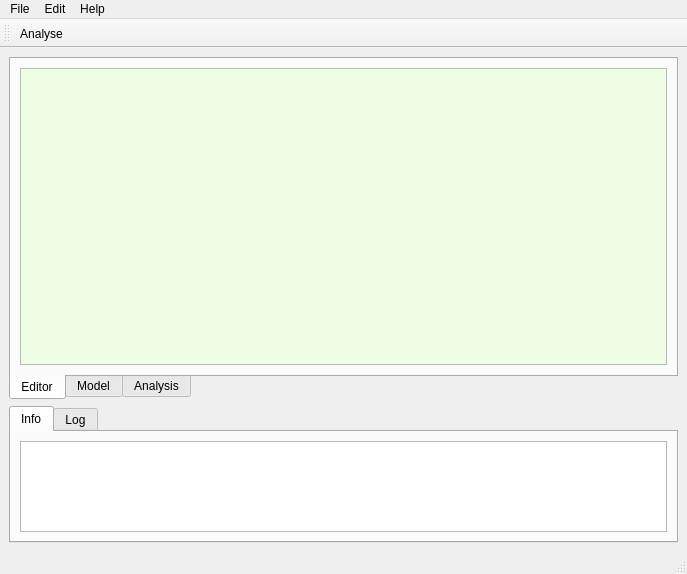
Above: adcswindow.ui from rrader/ADCS before the change. Below: the same form after it.
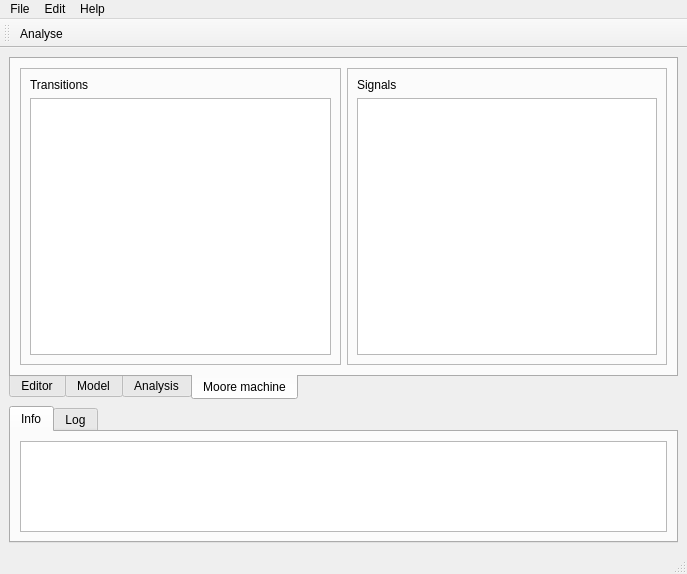
That is the form after the change. The open tabs and pages were chosen to show the change.

Commit message: generate machine and assign numbers

What changed in the file:
```diff
--- a/adcswindow.ui
+++ b/adcswindow.ui
@@ -224,6 +224,69 @@
        </layout>
       </widget>
 
+
+
+      <widget class="QWidget" name="machineTab">
+       <property name="enabled">
+        <bool>true</bool>
+       </property>
+       <attribute name="title">
+        <string>Moore machine</string>
+       </attribute>
+       <layout class="QVBoxLayout" name="tab_2_layout">
+        <item>
+         <layout class="QHBoxLayout" name="machineLayout" stretch="1,1">
+          <item>
+           <widget class="QFrame" name="frame">
+            <property name="frameShape">
+             <enum>QFrame::StyledPanel</enum>
+            </property>
+            <property name="frameShadow">
+             <enum>QFrame::Raised</enum>
+            </property>
+            <layout class="QVBoxLayout" name="verticalLayout_3">
+             <item>
+              <widget class="QLabel" name="label">
+               <property name="text">
+                <string>Transitions</string>
+               </property>
+              </widget>
+             </item>
+             <item>
+              <widget class="QListWidget" name="listTransitions"/>
+             </item>
+            </layout>
+           </widget>
+          </item>
+
+          <item>
+           <widget class="QFrame" name="frame">
+            <property name="frameShape">
+             <enum>QFrame::StyledPanel</enum>
+            </property>
+            <property name="frameShadow">
+             <enum>QFrame::Raised</enum>
+            </property>
+            <layout class="QVBoxLayout" name="verticalLayout_3">
+             <item>
+              <widget class="QLabel" name="label">
+               <property name="text">
+                <string>Signals</string>
+               </property>
+              </widget>
+             </item>
+             <item>
+              <widget class="QListWidget" name="listSignalsMachine"/>
+             </item>
+            </layout>
+           </widget>
+          </item>
+
+         </layout>
+        </item>
+       </layout>
+      </widget> 
+
      </widget>
 
     </item>
```
Left out of the diff: 2 changed lines with no effect on the pictures. The commit also changes 6 other files.
